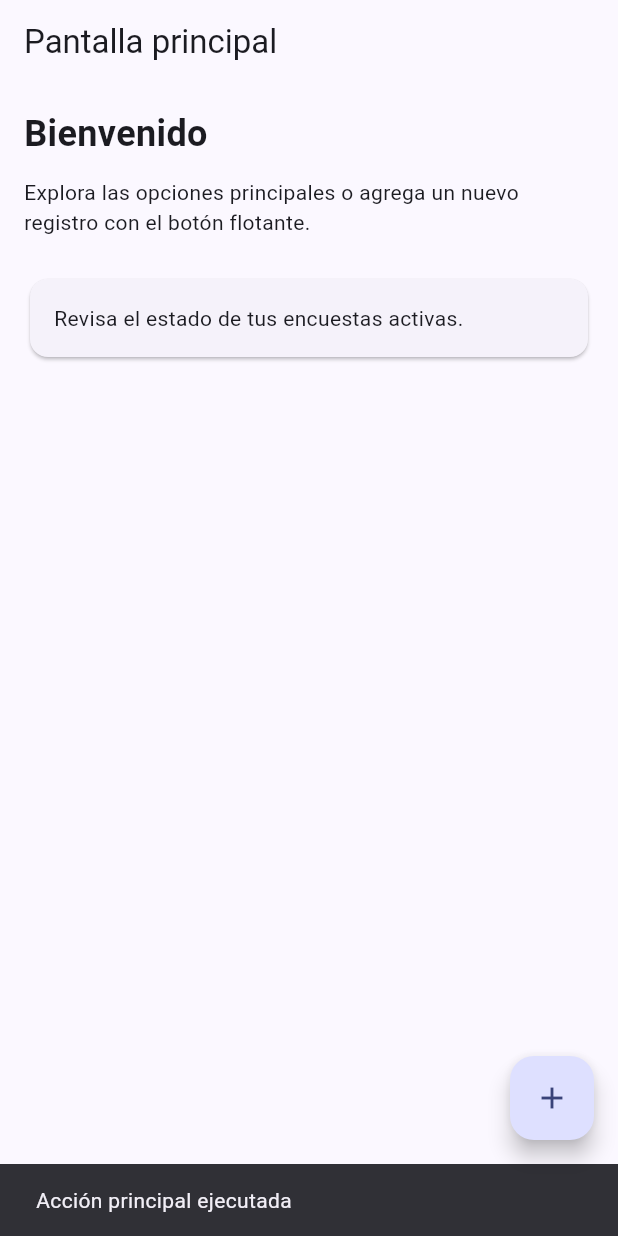
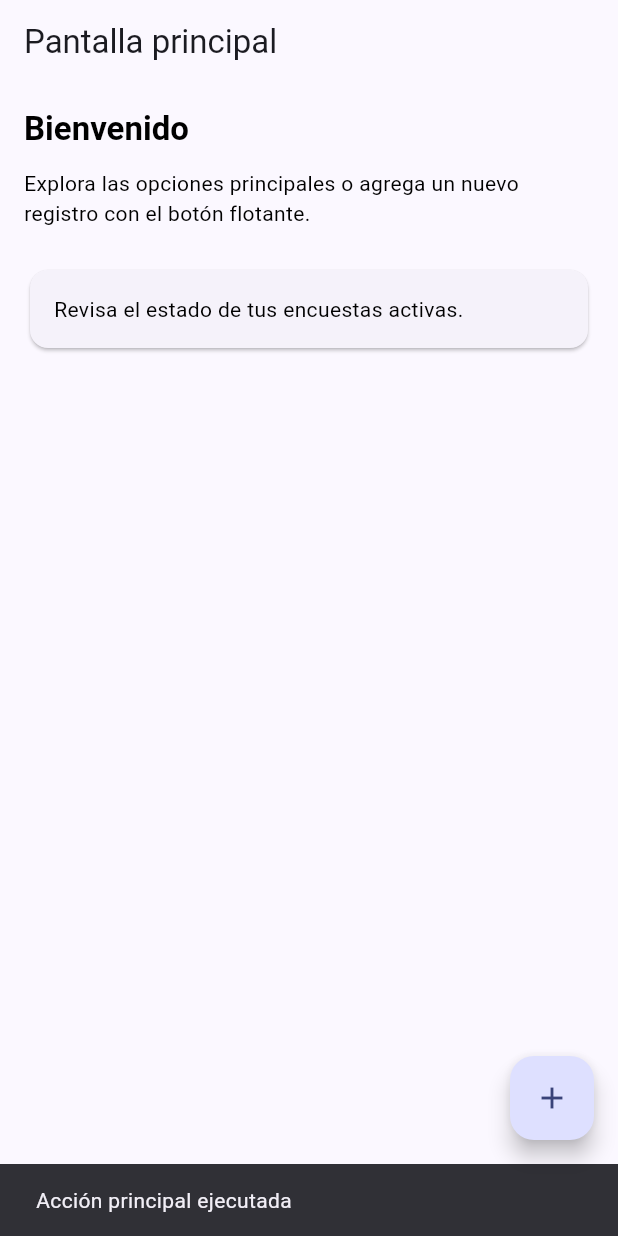
Before and after one commit to GermanDiaz-lab/encuesta-gps-flutter, a Flutter app: the screen it shows after launch, after a tap on the "add" icon, on a phone screen of 412 x 824 dp. Run offline on Flutter 3.47's test engine with Material 3 defaults, Android fonts, the phone set to English and light mode, and no system bars; our stand-ins replace firebase_auth, google_sign_in, sqflite; accounts and stored records are empty.

Commit message:
Add shared app theme

```diff
--- a/lib/main.dart
+++ b/lib/main.dart
@@ -3,6 +3,7 @@ import 'package:flutter/material.dart';
 import 'features/auth/auth_service.dart';
 import 'features/home/home_screen.dart';
 import 'screens/home_screen.dart';
+import 'theme/app_theme.dart';
 
 void main() {
   runApp(const MainApp());
@@ -15,10 +16,7 @@ class MainApp extends StatelessWidget {
   Widget build(BuildContext context) {
     final authService = AuthService();
     return MaterialApp(
-      theme: ThemeData(
-        useMaterial3: true,
-        colorSchemeSeed: Colors.indigo,
-      ),
+      theme: AppTheme.light(),
       home: const HomeScreen(),
       routes: {
         HomeScreen.routeName: (_) => const HomeScreen(),
--- a/lib/screens/home_screen.dart
+++ b/lib/screens/home_screen.dart
@@ -7,6 +7,7 @@ class HomeScreen extends StatelessWidget {
 
   @override
   Widget build(BuildContext context) {
+    final textTheme = Theme.of(context).textTheme;
     return Scaffold(
       appBar: AppBar(
         title: const Text('Pantalla principal'),
@@ -14,21 +15,27 @@ class HomeScreen extends StatelessWidget {
       body: Padding(
         padding: const EdgeInsets.all(16),
         child: ListView(
-          children: const [
+          children: [
             Text(
               'Bienvenido',
-              style: TextStyle(fontSize: 24, fontWeight: FontWeight.w600),
+              style: textTheme.titleLarge?.copyWith(
+                fontWeight: FontWeight.w600,
+              ),
             ),
-            SizedBox(height: 12),
+            const SizedBox(height: 12),
             Text(
               'Explora las opciones principales o agrega un nuevo registro '
               'con el botón flotante.',
+              style: textTheme.bodyMedium,
             ),
-            SizedBox(height: 24),
+            const SizedBox(height: 24),
             Card(
               child: Padding(
-                padding: EdgeInsets.all(16),
-                child: Text('Revisa el estado de tus encuestas activas.'),
+                padding: const EdgeInsets.all(16),
+                child: Text(
+                  'Revisa el estado de tus encuestas activas.',
+                  style: textTheme.bodyMedium,
+                ),
               ),
             ),
           ],
--- /dev/null
+++ b/lib/theme/app_theme.dart
@@ -0,0 +1,13 @@
+import 'package:flutter/material.dart';
+
+class AppTheme {
+  const AppTheme._();
+
+  static ThemeData light() {
+    return ThemeData(
+      useMaterial3: true,
+      colorSchemeSeed: Colors.indigo,
+      textTheme: Typography.material2021().black,
+    );
+  }
+}
```
